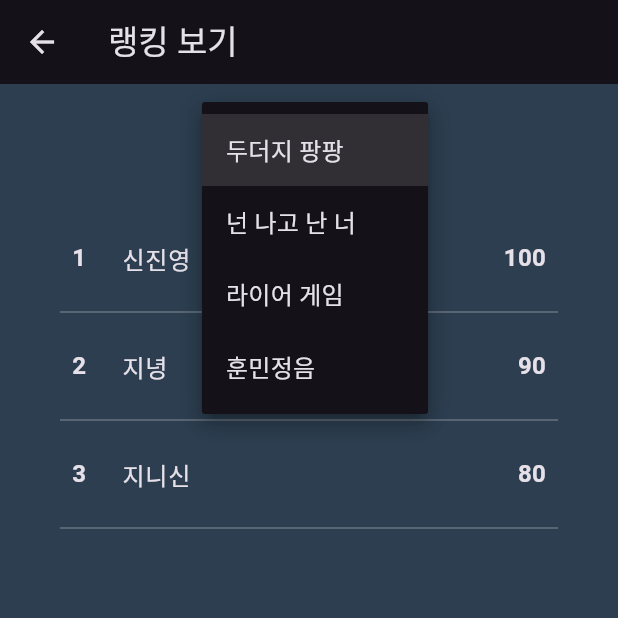
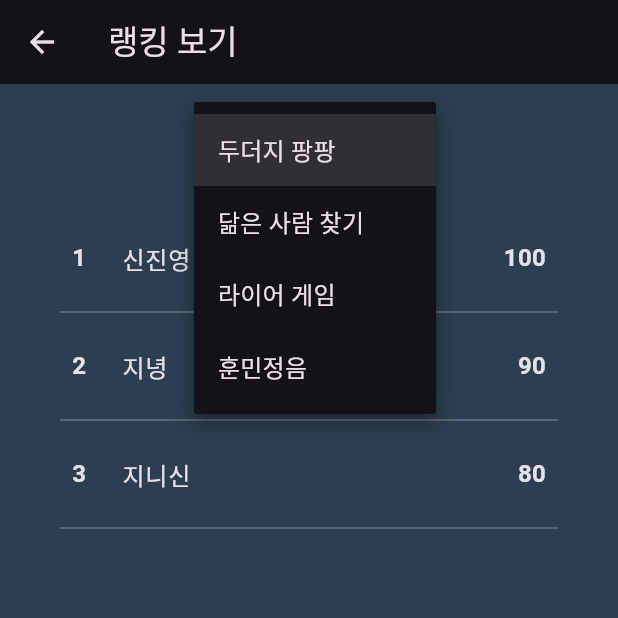
Before and after one commit to Jinyshin/madcamp_week2, a Flutter app: the RankingScreen screen opened by its route, after a tap on "두더지 팡팡", on a phone screen of 412 x 824 dp, the top half of it. Run offline on Flutter 3.47's test engine with Material 3 defaults, Android fonts, the phone set to English and light mode, and no system bars; our stand-ins replace dio, flutter_secure_storage, flutter_svg, fluttertoast, google_sign_in; accounts and stored records are empty; network calls fail.

```diff
--- a/client/lib/ui/view/image_game_screen.dart
+++ b/client/lib/ui/view/game/image_game_screen.dart
@@ -4,7 +4,8 @@ import 'package:flutter/services.dart';
 import 'package:http/http.dart' as http;
 
 class ImageGameScreen extends StatefulWidget {
-  const ImageGameScreen({super.key});
+  final String title;
+  const ImageGameScreen({super.key, required this.title});
 
   @override
   _ImageGameScreenState createState() => _ImageGameScreenState();
@@ -15,7 +16,7 @@ class _ImageGameScreenState extends State<ImageGameScreen> {
   Widget build(BuildContext context) {
     return Scaffold(
       appBar: AppBar(
-        title: const Text('Face Similarity Example'),
+        title: Text(widget.title),
       ),
       body: Center(
         child: ElevatedButton(
--- a/client/lib/ui/view/game_list_screen.dart
+++ b/client/lib/ui/view/game_list_screen.dart
@@ -14,7 +14,7 @@ class _GameListScreenState extends State<GameListScreen> {
   // TODO: Get data from Server
   final List<Map<String, String>> games = [
     {'title': '두더지 팡팡', 'subtitle': '최대한 빠르게 두더지를 때려봅시다!', 'id': '1'},
-    {'title': '넌 나고 난 너', 'subtitle': '가장 닮은 사람 둘 마셔!', 'id': '2'},
+    {'title': '닮은 사람 찾기', 'subtitle': '가장 닮은 사람 둘 마셔!', 'id': '2'},
     {'title': '라이어 게임', 'subtitle': '누구인가.. 누가 라이어소리를 내었어...', 'id': '3'},
     {'title': '훈민정음', 'subtitle': '한국어 좀 치는 분들 모이세요', 'id': '4'},
   ];
--- a/client/lib/ui/view/ranking_room_screen.dart
+++ b/client/lib/ui/view/ranking_room_screen.dart
@@ -11,7 +11,7 @@ class RankingScreen extends StatefulWidget {
 
 class _RankingScreenState extends State<RankingScreen> {
   // TODO: get game list from server
-  final List<String> games = ['두더지 팡팡', '넌 나고 난 너', '라이어 게임', '훈민정음'];
+  final List<String> games = ['두더지 팡팡', '닮은 사람 찾기', '라이어 게임', '훈민정음'];
   String selectedGame = '두더지 팡팡';
 
   // TODO: get game ranking list from server
@@ -21,7 +21,7 @@ class _RankingScreenState extends State<RankingScreen> {
       {'title': '지녕', 'rank': 2, 'score': 90},
       {'title': '지니신', 'rank': 3, 'score': 80},
     ],
-    '넌 나고 난 너': [
+    '닮은 사람 찾기': [
       {'title': '유하', 'rank': 1, 'score': 95},
       {'title': '유하하하', 'rank': 2, 'score': 85},
       {'title': '유하핫', 'rank': 3, 'score': 75},
```
Also changed, not shown: client/lib/ui/view/game/dudeoji_game_screen.dart (added, +18 -0 lines), client/lib/ui/view/game_wait_screen.dart (+26 -1 lines), 1 other file.
